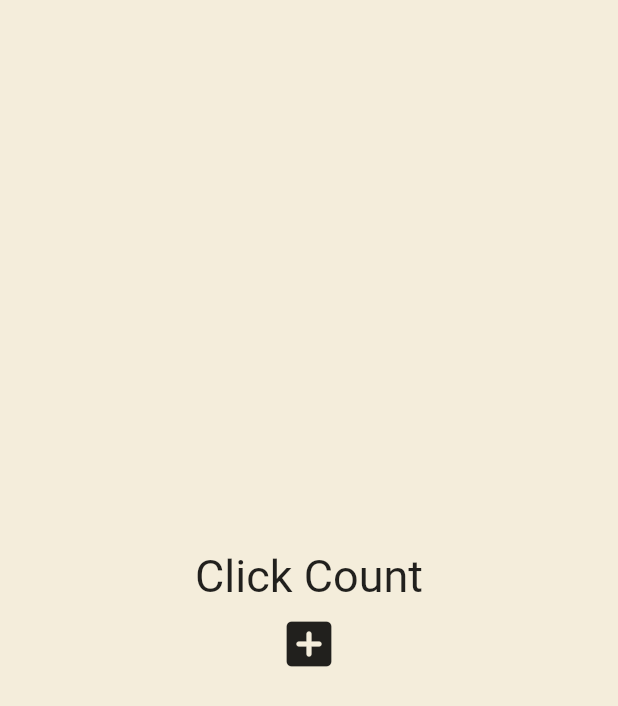
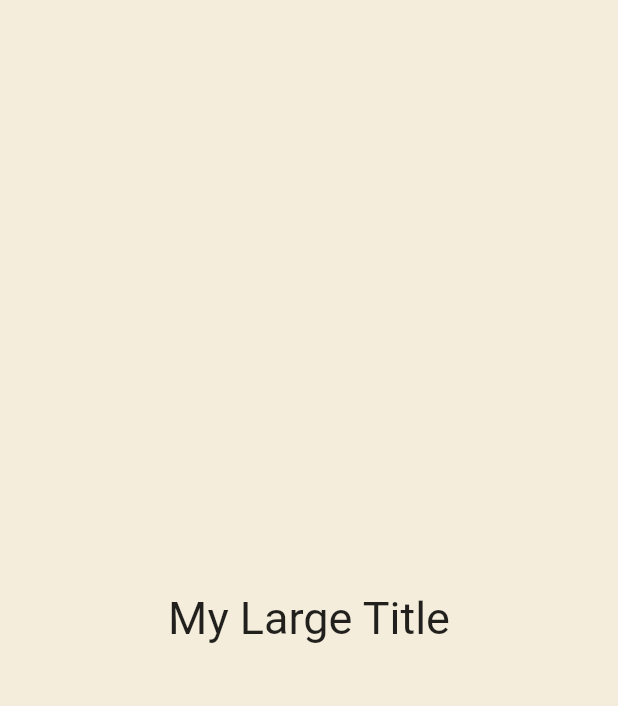
Before and after one commit to pumpkinsoft88/promodoro, a Flutter app: the screen it shows after launch, on a phone screen of 412 x 824 dp. Shown: the top 706 px of the screen. Run offline on Flutter 3.47's test engine with Material 2 defaults, Android fonts, the phone set to English and light mode, and no system bars.

Commit message:
1st commit by mac

```diff
--- a/lib/main.dart
+++ b/lib/main.dart
@@ -12,14 +12,6 @@ class App extends StatefulWidget {
 }
 
 class _AppState extends State<App> {
-  List<int> numbers = [];
-
-  void onClicked() {
-    setState(() {
-      numbers.add(numbers.length);
-    });
-  }
-
   @override
   Widget build(BuildContext context) {
     return MaterialApp(
@@ -28,19 +20,8 @@ class _AppState extends State<App> {
         body: Center(
           child: Column(
             mainAxisAlignment: MainAxisAlignment.center,
-            children: [
-              const Text(
-                'Click Count',
-                style: TextStyle(fontSize: 30),
-              ),
-              for (var n in numbers) Text('$n'),
-              IconButton(
-                iconSize: 40,
-                onPressed: onClicked,
-                icon: const Icon(
-                  Icons.add_box_rounded,
-                ),
-              ),
+            children: const [
+              MyLargeTitle(),
             ],
           ),
         ),
@@ -48,3 +29,17 @@ class _AppState extends State<App> {
     );
   }
 }
+
+class MyLargeTitle extends StatelessWidget {
+  const MyLargeTitle({
+    Key? key,
+  }) : super(key: key);
+
+  @override
+  Widget build(BuildContext context) {
+    return const Text(
+      'My Large Title',
+      style: TextStyle(fontSize: 30),
+    );
+  }
+}
```
